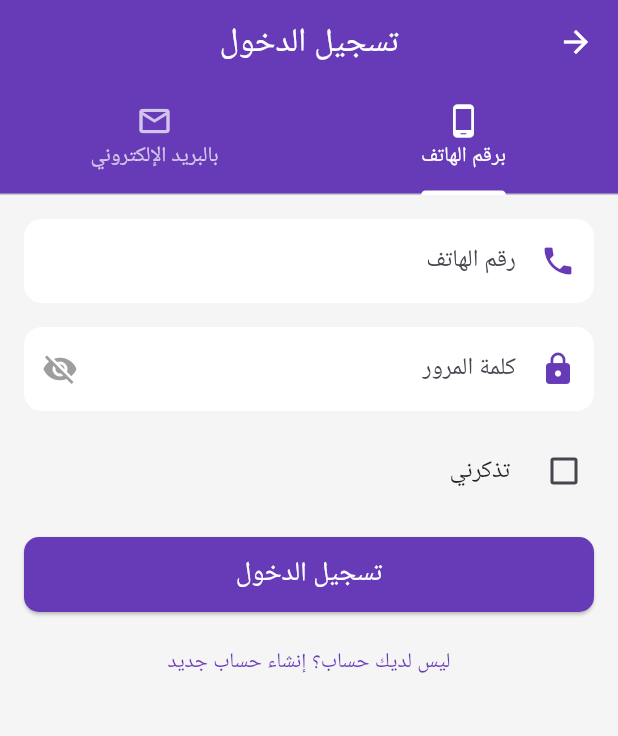
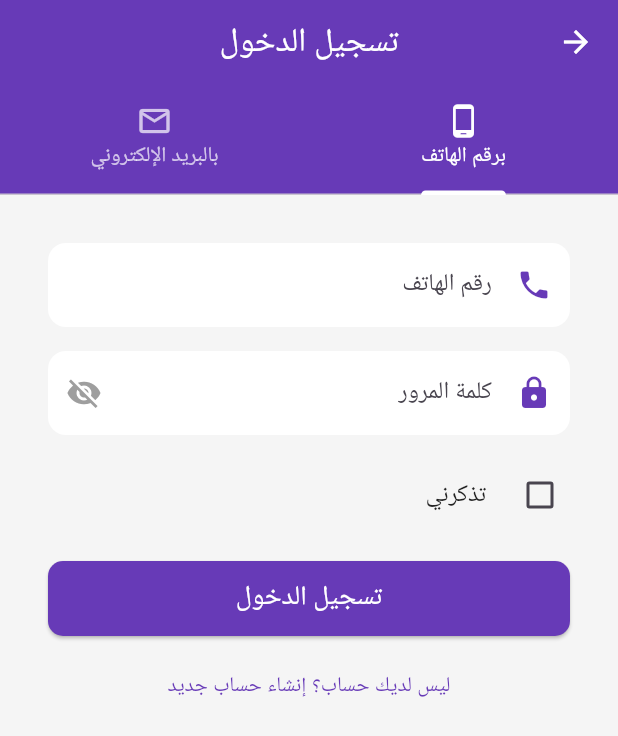
Before and after one commit to hashembadawi/forsa, a Flutter app: the LoginScreen screen opened directly, on a phone screen of 412 x 824 dp. Shown: the top 736 px of the screen. Run offline on Flutter 3.47's test engine with Material 3 defaults, Android fonts, the phone set to English and light mode, and no system bars; our stand-ins replace flutter_image_compress, image_picker, shared_preferences; accounts and stored records are empty; network calls fail; Roboto replaces fonts that are missing (Arabic).

Commit message:
make login screen responsive

```diff
--- a/lib/screens/login_screen.dart
+++ b/lib/screens/login_screen.dart
@@ -223,6 +223,7 @@ class _LoginScreenState extends State<LoginScreen> {
       length: 2,
       child: Scaffold(
         backgroundColor: Colors.grey[100],
+        resizeToAvoidBottomInset: true, // Add this line
         appBar: AppBar(
           title: const Text('تسجيل الدخول'),
           centerTitle: true,
@@ -244,7 +245,14 @@ class _LoginScreenState extends State<LoginScreen> {
         ),
         body: TabBarView(
           children: [
-              _buildLoginTab(
+            SingleChildScrollView(
+              padding: EdgeInsets.only(
+                left: 16,
+                right: 16,
+                top: 16,
+                bottom: MediaQuery.of(context).viewInsets.bottom + 16,
+              ),
+              child: _buildLoginTab(
                 label1: 'رقم الهاتف',
                 label2: 'كلمة المرور',
                 controller1: phoneController,
@@ -253,7 +261,15 @@ class _LoginScreenState extends State<LoginScreen> {
                 toggleObscure: () => setState(() => _showPasswordPhone = !_showPasswordPhone),
                 onLogin: () => _login(method: 'phone'),
               ),
-              _buildLoginTab(
+            ),
+            SingleChildScrollView(
+              padding: EdgeInsets.only(
+                left: 16,
+                right: 16,
+                top: 16,
+                bottom: MediaQuery.of(context).viewInsets.bottom + 16,
+              ),
+              child: _buildLoginTab(
                 label1: 'البريد الإلكتروني',
                 label2: 'كلمة المرور',
                 controller1: emailController,
@@ -262,6 +278,7 @@ class _LoginScreenState extends State<LoginScreen> {
                 toggleObscure: () => setState(() => _showPasswordEmail = !_showPasswordEmail),
                 onLogin: () => _login(method: 'email'),
               ),
+            ),
           ],
         ),
       ),
```
Lines whose indentation alone changed are shown as unchanged.
